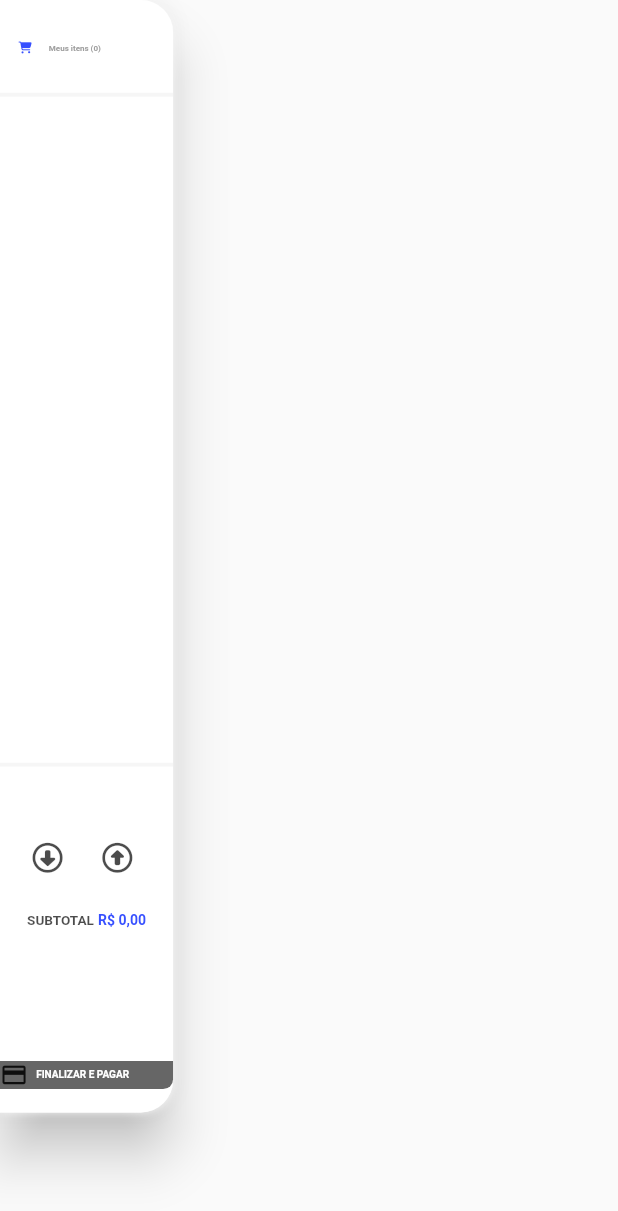
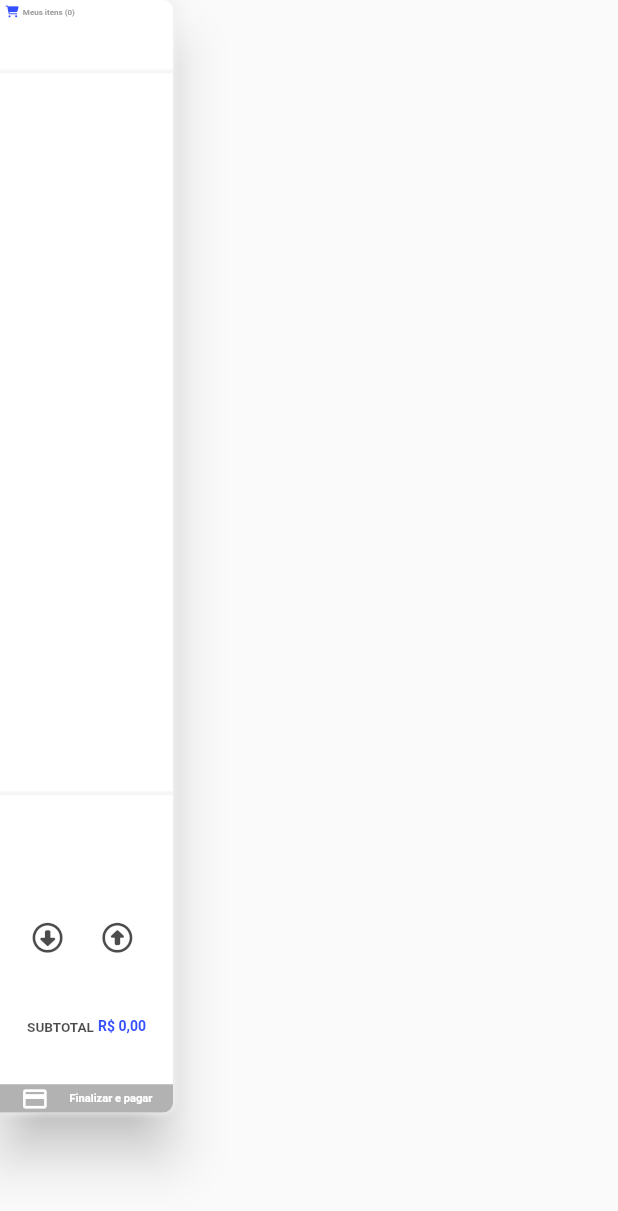
Before and after one commit to ivictoruan/toten_prototipo, a Flutter app: the Cart widget shown alone on an empty page, opened directly, on a phone screen of 412 x 824 dp. Shown: the top 1211 px of the screen. Run offline on Flutter 3.47's test engine with Material 2 defaults, Android fonts, the phone set to English and light mode, and no system bars; our stand-ins replace carousel_slider, font_awesome_flutter, lottie, responsive_framework, rflutter_alert; network calls fail.

Commit message:
refact: add responsividade

```diff
--- a/lib/src/screens/cashier/widgets/cart/cart.dart
+++ b/lib/src/screens/cashier/widgets/cart/cart.dart
@@ -18,20 +18,20 @@ class _CartState extends State<Cart> {
     final double _height = MediaQuery.of(context).size.height;
     return Material(
       elevation: 15,
-      borderRadius: const BorderRadius.only(
-        topRight: Radius.circular(25),
-        bottomRight: Radius.circular(25),
+      borderRadius: BorderRadius.only(
+        topRight: Radius.circular(_width * 0.0163),
+        bottomRight: Radius.circular(_width * 0.0163),
       ),
       child: Container(
         height: _height * 0.9,
         width: _width * 0.28,
-        decoration: const BoxDecoration(
+        decoration: BoxDecoration(
           color: white,
           borderRadius: BorderRadius.only(
-            topRight: Radius.circular(25),
-            bottomRight: Radius.circular(25),
+            topRight: Radius.circular(_width * 0.0163),
+            bottomRight: Radius.circular(_width * 0.0163),
           ),
-          boxShadow: [
+          boxShadow: const [
             BoxShadow(
               color: grey,
               blurRadius: 5.0,
@@ -39,13 +39,13 @@ class _CartState extends State<Cart> {
           ],
         ),
         child: Column(
-          mainAxisAlignment: MainAxisAlignment.spaceEvenly,
+          mainAxisAlignment: MainAxisAlignment.spaceBetween,
           children: [
             // CARRINHO + Nº DE ITENS
             Row(
               children: [
                 Padding(
-                  padding: EdgeInsets.all(_height * 0.015),
+                  padding: EdgeInsets.all(_width * 0.009),
                   child: Icon(
                     FontAwesomeIcons.cartShopping,
                     color: blue,
@@ -124,33 +124,35 @@ class _CartState extends State<Cart> {
                 ),
               ],
             ),
-            SizedBox(
-              height: _height * 0.06949,
-            ),
+            // SizedBox(
+            //   height: _height * 0.06949,
+            // ),
             // ICON + FINALIZAR E PAGAR
             InkWell(
               onTap: () {},
               child: Container(
                 decoration: BoxDecoration(
-                  color: black.withOpacity(0.6),
+                  color: black.withOpacity(0.3),
                   borderRadius: BorderRadius.only(
                     bottomRight: Radius.circular(_width * 0.016),
                   ),
                 ),
                 child: Row(
+                  mainAxisAlignment: MainAxisAlignment.spaceEvenly,
                   children: [
                     Icon(
                       Icons.payment,
                       size: _width * 0.0455,
+                      color: white,
                     ),
-                    SizedBox(
-                      width: _width * 0.013,
-                    ),
+                    // SizedBox(
+                    //   width: _width * 0.013,
+                    // ),
                     Text(
-                      "FINALIZAR E PAGAR",
+                      "Finalizar e pagar",
                       style: TextStyle(
                           color: white,
-                          fontSize: _width * 0.01627,
+                          fontSize: _width * 0.018,
                           fontWeight: FontWeight.w600),
                     ),
                   ],
--- a/lib/src/widgets/buttons/action_button.dart
+++ b/lib/src/widgets/buttons/action_button.dart
@@ -21,12 +21,12 @@ class ActionButton extends StatelessWidget {
     final double _width = MediaQuery.of(context).size.width;
     final double _height = MediaQuery.of(context).size.height;
     return Container(
-      margin: const EdgeInsets.symmetric(horizontal: 10),
+      margin: EdgeInsets.symmetric(horizontal: _width * 0.0065),
       height: _height * 0.07,
       width: _width * 0.22,
       decoration: BoxDecoration(
         color: color ?? blue,
-        borderRadius: BorderRadius.circular(20),
+        borderRadius: BorderRadius.circular(_width * 0.013),
         boxShadow: [
           BoxShadow(
             color: accent.withOpacity(0.6), // psicodelia
--- a/lib/src/widgets/buttons/small_action_button.dart
+++ b/lib/src/widgets/buttons/small_action_button.dart
@@ -21,13 +21,13 @@ class SmallActionButton extends StatelessWidget {
     final double _width = MediaQuery.of(context).size.width;
     return Material(
       elevation: 5,
-      borderRadius: BorderRadius.circular(20),
+      borderRadius: BorderRadius.circular(_width * 0.013),
       child: Container(
         width: MediaQuery.of(context).size.width * 0.0723,
         height: MediaQuery.of(context).size.height * 0.07,
         decoration: BoxDecoration(
           color: color,
-          borderRadius: BorderRadius.circular(20),
+          borderRadius: BorderRadius.circular(_width * 0.013),
           // border: Border.all(
           //   // borda preta!
           //   color: color == white ? black : white,
@@ -36,7 +36,7 @@ class SmallActionButton extends StatelessWidget {
           boxShadow: [
             BoxShadow(
               color: grey.withOpacity(0.6),
-              blurRadius: 20,
+              blurRadius: _width * 0.013,
               offset: const Offset(1, -3),
             ),
           ],
```
Also changed, not shown: lib/src/screens/cashier/cashier.dart (+5 -12 lines), lib/src/screens/cashier/product_info/product_info.dart (+7 -7 lines).
